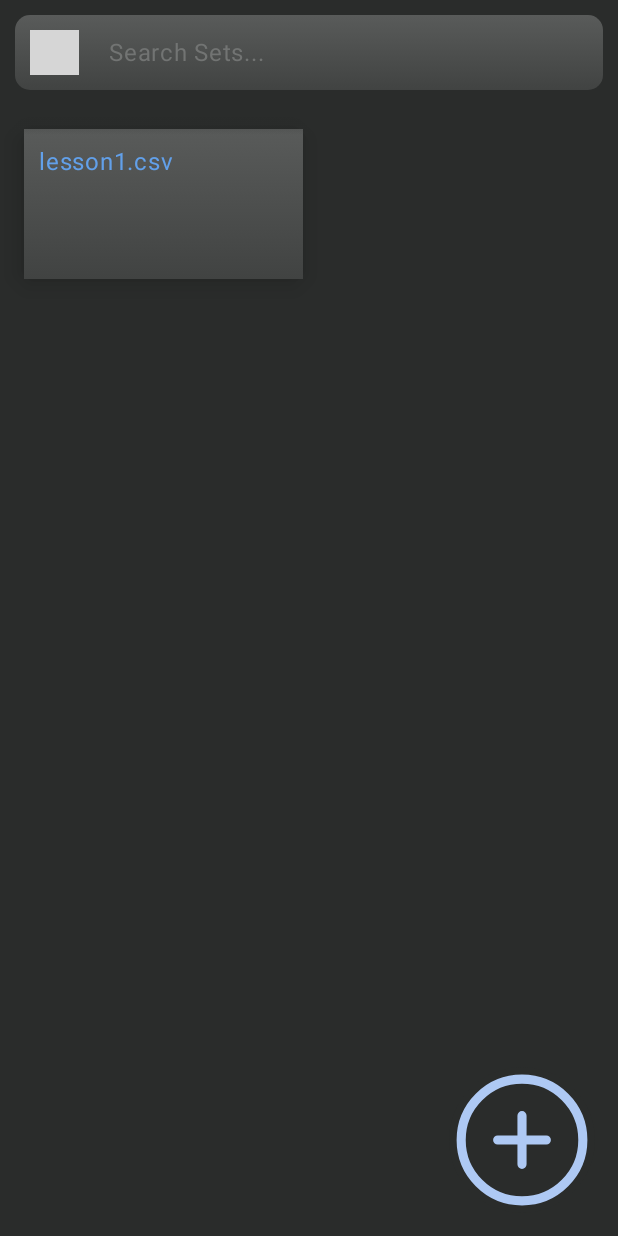
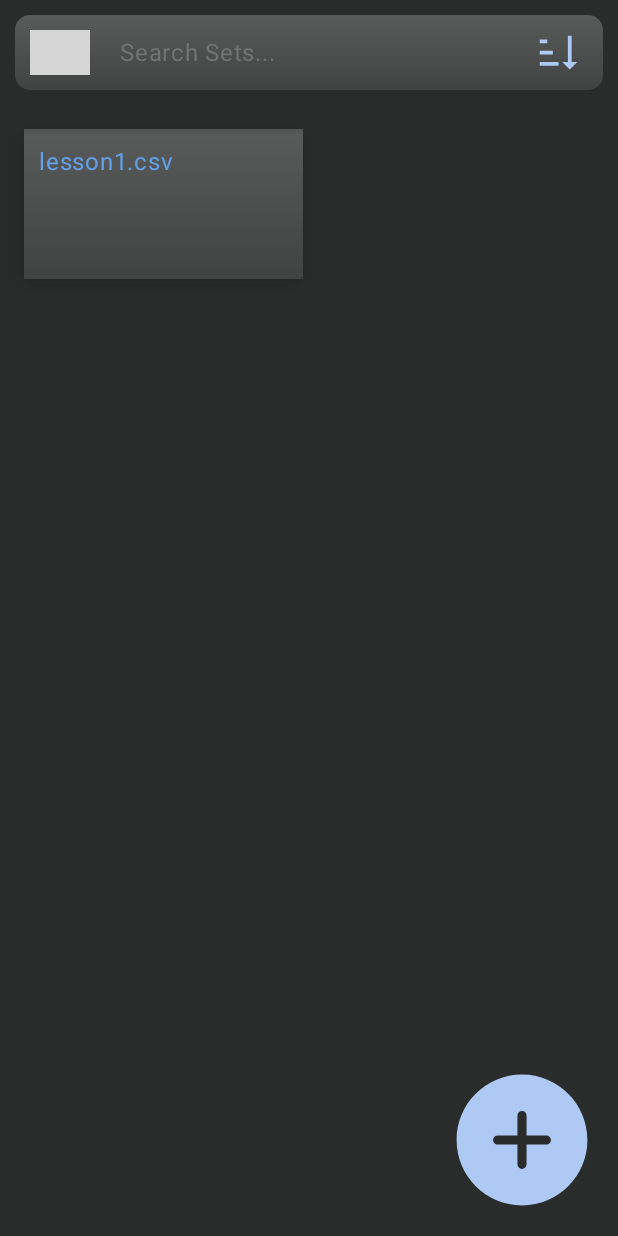
Before and after one commit to LORTEY/CardFlare, an Android app built with Jetpack Compose: the screen it shows after launch (MainActivity), on a phone screen of 412 x 824 dp. Run offline under Robolectric (Android 15) with nearby library versions, the phone set to English and light mode, and no system bars; grey boxes are pictures that could not be loaded.

Commit message:
moved backend changed the way that decks are loaded

```diff
--- a/app/src/main/java/com/example/cardflare/Backend.kt
+++ b/app/src/main/java/com/example/cardflare/Backend.kt
@@ -49,7 +49,7 @@ import java.io.InputStreamReader
             }
             return decks.toTypedArray()
     }
-    private fun readFileFromAssets(fileName: String, context: Context): String {
+    public fun readFileFromAssets(fileName: String, context: Context): String {
         return try {
             val inputStream = context.assets.open("FlashcardDirectory/$fileName")
             val bufferedReader = BufferedReader(InputStreamReader(inputStream))
@@ -60,5 +60,56 @@ import java.io.InputStreamReader
         }
     }
 
+    public fun sortDecks(searchQuery: String, decks: Array<Deck>, sortType: SortType, isAscending: Boolean): List<Deck>{
+        // Enumerating tags
+        var tagsRequired = mutableListOf<String>()
+        if ('#' in searchQuery){
+            searchQuery.split(' ').forEach(){ word ->
+                if (word.length > 0){
+                    if(word[0] == '#'){
+                        tagsRequired.add(word)
+                    }
+                }
+            }
+        }
+        var searchTerm: String
+        try {
+            searchTerm = searchQuery.split(" & ")[0]
+        }catch(e:Exception){
+            searchTerm = searchQuery
+        }
 
-public data class Deck(val name: String, val date_made: Int, val last_edited: Int, val tags: List<String>, val cards: List<String>)
+        var decksQualified = mutableListOf<Deck>()
+
+        decks.forEach() { currentDeck->
+            if ((tagsRequired.any { it in currentDeck.tags } || tagsRequired.size == 0) and (searchTerm in currentDeck.name || searchTerm.length == 0)){
+                decksQualified.add(currentDeck)
+            }
+        }
+
+        when (sortType){
+            SortType.ByName -> decksQualified = decksQualified.sortedWith(compareBy<Deck> { it.name }.thenBy{ it.date_made}).toMutableList()
+            SortType.ByCreationDate -> decksQualified = decksQualified.sortedWith(compareBy<Deck> { it.date_made }.thenBy{ it.name}).toMutableList()
+            SortType.ByLastEdited -> decksQualified = decksQualified.sortedWith(compareBy<Deck> { it.last_edited }.thenBy{ it.name}).toMutableList()
+        }
+
+        if (isAscending){
+            return decksQualified.reversed()
+        }
+
+        return decksQualified
+    }
+
+public enum class SortType{
+    ByName,
+    ByCreationDate,
+    ByLastEdited
+}
+
+
+public data class Deck(
+    val name: String,
+    val date_made: Int,
+    val last_edited: Int,
+    val tags: List<String>,
+    val cards: List<String>)
--- a/app/src/main/java/com/example/cardflare/MainActivity.kt
+++ b/app/src/main/java/com/example/cardflare/MainActivity.kt
@@ -23,6 +23,7 @@ import androidx.navigation.compose.composable
 import androidx.navigation.compose.rememberNavController
 import com.example.cardflare.ui.theme.MainMenuRender
 import com.example.cardflare.ui.theme.AddMenu
+import com.example.cardflare.ui.theme.deckScreen
 
 data class ColorPaletteData(
     val pa0: String,
@@ -58,11 +59,9 @@ class MainActivity : ComponentActivity() {
                     navController = navController,
                     startDestination = "main_menu"
                 ) {
-                    // Main Menu Screen
                     composable("main_menu") { MainMenuRender(navController, loadData("", context = LocalContext.current)) }
 
-                    // Add additional destinations (e.g., Screen2)
-                    composable("screen2") { AddMenu(LocalContext.current, navController) }}
+                    composable("deck_menu") { deckScreen(context = LocalContext.current) }}
                 }
             }
         }
--- a/app/src/main/java/com/example/cardflare/ui/theme/MainMenuRender.kt
+++ b/app/src/main/java/com/example/cardflare/ui/theme/MainMenuRender.kt
@@ -60,16 +60,22 @@ import androidx.navigation.compose.composable
 import androidx.navigation.compose.rememberNavController
 import androidx.compose.foundation.layout.*
 import androidx.compose.foundation.layout.WindowInsets
+import androidx.compose.material3.DropdownMenu
+import androidx.compose.material3.DropdownMenuItem
 import com.example.cardflare.Deck
+import com.example.cardflare.SortType
 import com.example.cardflare.loadData
+import com.example.cardflare.sortDecks
 
-
+var currentOpenedDeck : Deck? by mutableStateOf(null);
 var appearAddMenu by mutableStateOf(false)
 @Composable
 fun MainMenuRender(navController: NavHostController, decks : Array<Deck>) {
     var searchQuery by remember { mutableStateOf("") }
     var appear by remember { mutableStateOf(false) }
-
+    var appearSortMenu by remember { mutableStateOf(false) }
+    var sortType by remember{ mutableStateOf(SortType.ByName) }
+    var qualifiedDecks by remember {mutableStateOf(sortDecks(searchQuery, decks, sortType = sortType,true))}
     val screenHeight = LocalConfiguration.current.screenHeightDp
     Box(
         modifier = Modifier.background(Color(ColorPalette.sa10))
@@ -98,11 +104,9 @@ fun MainMenuRender(navController: NavHostController, decks : Array<Deck>) {
                     )
                     {
                         //files = listOf("ghf", "dfg","wedfhiuoidu","sdhe","sdiu","ghf", "dfg","wedfhiuoidu","sdhe","sdiu","ghf", "dfg","wedfhiuoidu","sdhe","sdiu");
-                            items(decks.size) { index ->
-
-
+                            items(qualifiedDecks.size) { index ->
                                 Text(
-                                    text = decks[index].name,
+                                    text = qualifiedDecks[index].name,
                                     color = Color(ColorPalette.pa0),
                                     modifier = Modifier
                                         .shadow(
@@ -122,7 +126,7 @@ fun MainMenuRender(navController: NavHostController, decks : Array<Deck>) {
                                         .fillMaxWidth(0.5f)
                                         .height(100.dp)
                                         .padding(10.dp)
-                                        .clickable { decks[index].name }
+                                        .clickable { currentOpenedDeck = qualifiedDecks[index]; navController.navigate("deck_menu") }
                                 )
 
 
@@ -178,7 +182,7 @@ fun MainMenuRender(navController: NavHostController, decks : Array<Deck>) {
                         .padding(horizontal = 10.dp, vertical = 10.dp),
                 ) {
 
-                    // More Menu button
+                    // "More" Menu button
                     Icon(
                         painter = painterResource(id = R.drawable.menu),
                         contentDescription = "chart",
@@ -186,7 +190,7 @@ fun MainMenuRender(navController: NavHostController, decks : Array<Deck>) {
                         modifier = Modifier
                             .fillMaxHeight()
                             .clickable { appear = !appear }
-                            .weight(0.1f)
+                            .width(40.dp)
                     )
 
                     // I have no idea how to use the colors in TextField so to make a place holder I used this box
@@ -204,7 +208,7 @@ fun MainMenuRender(navController: NavHostController, decks : Array<Deck>) {
                         // Text field for searching card decks
                         BasicTextField(
                             value = searchQuery,
-                            onValueChange = { searchQuery = it },
+                            onValueChange = { searchQuery = it; qualifiedDecks = sortDecks(searchQuery, decks, sortType = sortType, true)},
                             textStyle = TextStyle(
                                 color = Color(ColorPalette.pa50),
                                 fontSize = 16.sp
@@ -218,6 +222,34 @@ fun MainMenuRender(navController: NavHostController, decks : Array<Deck>) {
                             )
                         }
                     }
+
+                    // "Sort" Menu button
+                   Column(){
+                       Icon(
+                           painter = painterResource(id = R.drawable.sort_ascending),
+                           contentDescription = "chart",
+                           tint = Color(ColorPalette.pa40),
+                           modifier = Modifier
+                               .fillMaxHeight()
+                               .clickable {appearSortMenu = !appearSortMenu; }
+                               .width(40.dp)
+                       )
+                       DropdownMenu(
+                           expanded = appearSortMenu,
+                           onDismissRequest = { appearSortMenu = false }, // Close menu on dismiss
+                           modifier = Modifier
+                               .width(200.dp)
+                               .background(Color(ColorPalette.sa20))
+                               .padding(start = 16.dp)
+                       ) {
+                           Text("Sort By", fontSize = 20.sp, color = Color(ColorPalette.pa30))
+
+                           Text("Name (Descending)", fontSize = 16.sp ,color = Color(ColorPalette.pa50),modifier = Modifier.clickable { sortType = SortType.ByName; appearSortMenu = false }.fillMaxWidth())
+                           Text("Last modified (Descending)", fontSize = 16.sp ,color = Color(ColorPalette.pa50),modifier = Modifier.clickable { sortType = SortType.ByLastEdited; appearSortMenu = false }.fillMaxWidth())
+                           Text("Date of creation (Descending)", fontSize = 16.sp ,color = Color(ColorPalette.pa50),modifier = Modifier.clickable { sortType = SortType.ByCreationDate; appearSortMenu = false }.fillMaxWidth())
+                       }
+                   }
+
 
                 }
 
@@ -250,32 +282,24 @@ fun MainMenuRender(navController: NavHostController, decks : Array<Deck>) {
                     animationSpec = tween(200)
                 ) { fullWidth -> -fullWidth / 2 }
             ) {
-                // I forgot to delete this row my bad
-                Row(
+                Column(
                     modifier = Modifier
                         .background(Color(ColorPalette.sa50))
                         .fillMaxHeight()
                         .fillMaxWidth(0.4f)
                 ) {
-
-
-                    Column(
-                        modifier = Modifier
-                            .background(Color(ColorPalette.sa50))
-                            .fillMaxHeight()
-                            .weight(0.1f)
-                    ) {
-                        SlideMenuContent()
-                    }
-                    //Divider(color = Color(ColorPalette.sa30), modifier = Modifier.fillMaxHeight().width(2.dp))
+                    SlideMenuContent()
                 }
-
             }
         }
     }
 }
 
-
+// loads the screen when you click certain deck
+@Composable
+fun deckScreen(context: Context){
+    currentOpenedDeck?.let { Log.d("deckopened", it.name) }
+}
 
 // definition used for rendering components of left slide menu used by MainMenuRender function
 @Composable
@@ -348,7 +372,7 @@ fun PopAddMenu(){
             }
 
     Icon(
-        painter = painterResource(id = R.drawable.plus_circle),
+        painter = painterResource(id = R.drawable.plus_circle_solid),
         contentDescription = "chart",
         tint = Color(ColorPalette.pa40),
         modifier = Modifier
@@ -357,6 +381,17 @@ fun PopAddMenu(){
             .background(Color(ColorPalette.sa10), shape = CircleShape)
             .clickable { appearAddMenu = !appearAddMenu; Log.d("bools",appearAddMenu.toString())}
     )
+}
+
+@Composable
+fun DropDownMenu(){
+    DropdownMenu(
+        expanded = appearAddMenu,
+        onDismissRequest = { appearAddMenu = false }, // Close menu on dismiss
+        modifier = Modifier.padding(start = 16.dp)
+    ) {
+        // Menu options
+    }
 }
 
 @Composable
@@ -375,6 +410,5 @@ fun AddMenu(context: Context, navController: NavHostController) {
             // Main Menu Screen
             composable("main_menu") { MainMenuRender(navController, loadData("", context = LocalContext.current)) }
 
-            // Add additional destinations (e.g., Screen2)
-            composable("screen2") { AddMenu(LocalContext.current, navController) }}
+            composable("deck_menu") { deckScreen(context = LocalContext.current) }}
     }
--- /dev/null
+++ b/app/src/main/res/drawable/plus_circle_solid.xml
@@ -0,0 +1,11 @@
+<vector xmlns:android="http://schemas.android.com/apk/res/android"
+    android:width="64dp"
+    android:height="64dp"
+    android:viewportWidth="24"
+    android:viewportHeight="24">
+  <path
+      android:pathData="M12,1.25C6.063,1.25 1.25,6.063 1.25,12C1.25,17.937 6.063,22.75 12,22.75C17.937,22.75 22.75,17.937 22.75,12C22.75,6.063 17.937,1.25 12,1.25ZM12.75,8C12.75,7.586 12.414,7.25 12,7.25C11.586,7.25 11.25,7.586 11.25,8V11.25H8C7.586,11.25 7.25,11.586 7.25,12C7.25,12.414 7.586,12.75 8,12.75H11.25V16C11.25,16.414 11.586,16.75 12,16.75C12.414,16.75 12.75,16.414 12.75,16V12.75H16C16.414,12.75 16.75,12.414 16.75,12C16.75,11.586 16.414,11.25 16,11.25H12.75V8Z"
+      android:strokeWidth="1.3"
+      android:fillColor="#000000"
+      android:fillType="evenOdd"/>
+</vector>
--- /dev/null
+++ b/app/src/main/res/drawable/sort_ascending.xml
@@ -0,0 +1,9 @@
+<vector xmlns:android="http://schemas.android.com/apk/res/android"
+    android:width="24dp"
+    android:height="24dp"
+    android:viewportWidth="24"
+    android:viewportHeight="24">
+  <path
+      android:fillColor="#FF000000"
+      android:pathData="M19,17H22L18,21L14,17H17V3H19M2,17H12V19H2M6,5V7H2V5M2,11H9V13H2V11Z"/>
+</vector>
```
Also changed, not shown: app/src/main/res/drawable/nav_arrow_down.xml (added, +13 -0 lines), 97 other files.
